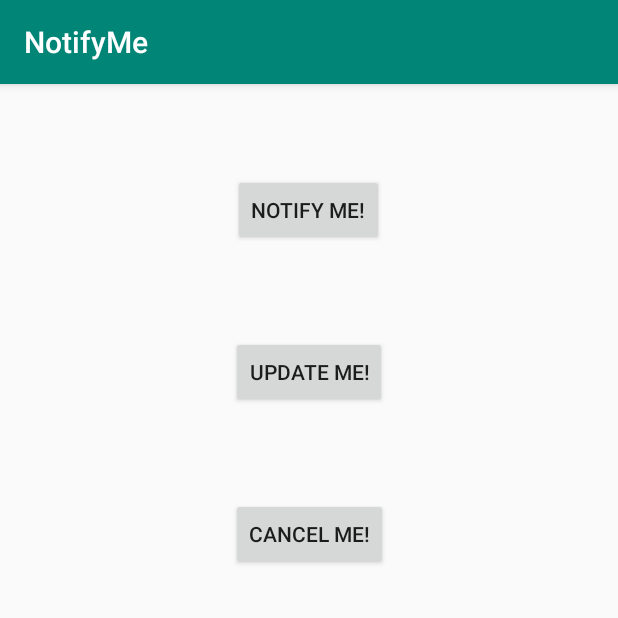
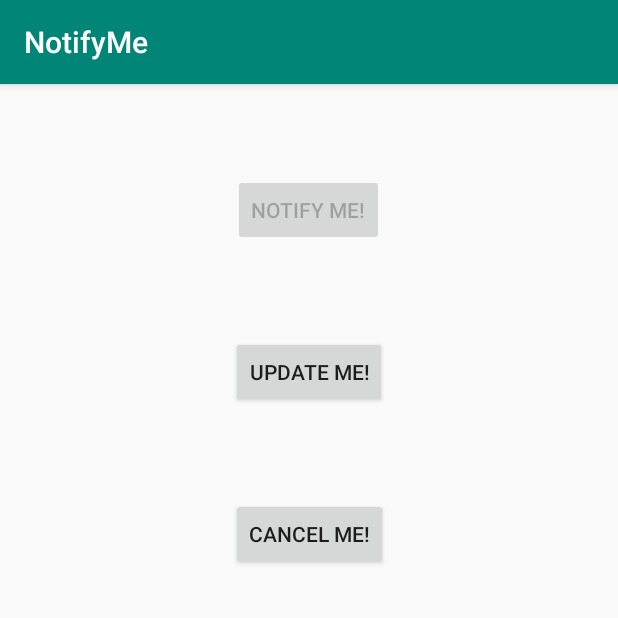
Before and after one commit to IsaacBevis123/NotifyMe, an Android app: the screen it shows after launch (MainActivity), after a tap on "NOTIFY ME!", on a phone screen of 412 x 824 dp, the top half of it. Run offline under Robolectric (Android 15) with nearby library versions, the phone set to English and light mode, and no system bars.

Commit message:
Finished 8.3

```diff
--- a/app/src/main/java/com/example/notifyme/MainActivity.java
+++ b/app/src/main/java/com/example/notifyme/MainActivity.java
@@ -6,7 +6,10 @@ import androidx.core.app.NotificationCompat;
 import android.app.NotificationChannel;
 import android.app.NotificationManager;
 import android.app.PendingIntent;
+import android.content.BroadcastReceiver;
+import android.content.Context;
 import android.content.Intent;
+import android.content.IntentFilter;
 import android.graphics.Bitmap;
 import android.graphics.BitmapFactory;
 import android.graphics.Color;
@@ -17,11 +20,13 @@ import android.widget.Button;
 public class MainActivity extends AppCompatActivity {
 
     private static final String PRIMARY_CHANNEL_ID = "primary_notification_channel";
+    private static final String ACTION_UPDATE_NOTIFICATION = "com.example.notifyme.ACTION_UPDATE_NOTIFICATION";
     private NotificationManager mNotifyManager;
     private static final int NOTIFICATION_ID = 0;
     private Button button_notify;
     private Button button_update;
     private Button button_cancel;
+    private NotificationReceiver mReceiver = new NotificationReceiver();
 
     @Override
     protected void onCreate(Bundle savedInstanceState) {
@@ -29,6 +34,8 @@ public class MainActivity extends AppCompatActivity {
         setContentView(R.layout.activity_main);
 
         createNotificationChannel();
+
+        registerReceiver(mReceiver, new IntentFilter(ACTION_UPDATE_NOTIFICATION));
 
         button_notify = findViewById(R.id.notify);
         button_update = findViewById(R.id.update);
@@ -38,10 +45,19 @@ public class MainActivity extends AppCompatActivity {
     }
 
     public void sendNotification(View view) {
+        Intent updateIntent = new Intent(ACTION_UPDATE_NOTIFICATION);
+        PendingIntent updatePendingIntent = PendingIntent.getBroadcast(this, NOTIFICATION_ID, updateIntent, PendingIntent.FLAG_ONE_SHOT);
         NotificationCompat.Builder notifyBuilder = getNotificationBuilder();
+        notifyBuilder.addAction(R.drawable.ic_update, "Update Notification", updatePendingIntent);
         mNotifyManager.notify(NOTIFICATION_ID, notifyBuilder.build());
 
         setNotificationButtonState(false, true, true);
+    }
+
+    @Override
+    protected void onDestroy(){
+        unregisterReceiver(mReceiver);
+        super.onDestroy();
     }
 
     public void createNotificationChannel() {
@@ -97,8 +113,19 @@ public class MainActivity extends AppCompatActivity {
     }
 
     void setNotificationButtonState(Boolean isNotifyEnabled, Boolean isUpdateEnabled, Boolean isCancelEnabled){
-        button_update.setEnabled(isNotifyEnabled);
+        button_notify.setEnabled(isNotifyEnabled);
         button_update.setEnabled(isUpdateEnabled);
         button_cancel.setEnabled(isCancelEnabled);
     }
+
+    public class NotificationReceiver extends BroadcastReceiver{
+        public NotificationReceiver() {
+
+        }
+
+        @Override
+        public void onReceive(Context context, Intent intent){
+            updateNotification(getCurrentFocus());
+        }
+    }
 }
--- /dev/null
+++ b/app/src/main/res/drawable-anydpi/ic_update.xml
@@ -0,0 +1,11 @@
+<vector xmlns:android="http://schemas.android.com/apk/res/android"
+    android:width="24dp"
+    android:height="24dp"
+    android:viewportWidth="24"
+    android:viewportHeight="24"
+    android:tint="#FFFFFF"
+    android:alpha="0.8">
+    <path
+        android:fillColor="#FF000000"
+        android:pathData="M21,10.12h-6.78l2.74,-2.82c-2.73,-2.7 -7.15,-2.8 -9.88,-0.1 -2.73,2.71 -2.73,7.08 0,9.79 2.73,2.71 7.15,2.71 9.88,0C18.32,15.65 19,14.08 19,12.1h2c0,1.98 -0.88,4.55 -2.64,6.29 -3.51,3.48 -9.21,3.48 -12.72,0 -3.5,-3.47 -3.53,-9.11 -0.02,-12.58 3.51,-3.47 9.14,-3.47 12.65,0L21,3v7.12zM12.5,8v4.25l3.5,2.08 -0.72,1.21L11,13V8h1.5z"/>
+</vector>
```
Also changed, not shown: app/src/main/res/drawable-hdpi/ic_update.png (added), app/src/main/res/drawable-mdpi/ic_update.png (added), app/src/main/res/drawable-xhdpi/ic_update.png (added), app/src/main/res/drawable-xxhdpi/ic_update.png (added).
